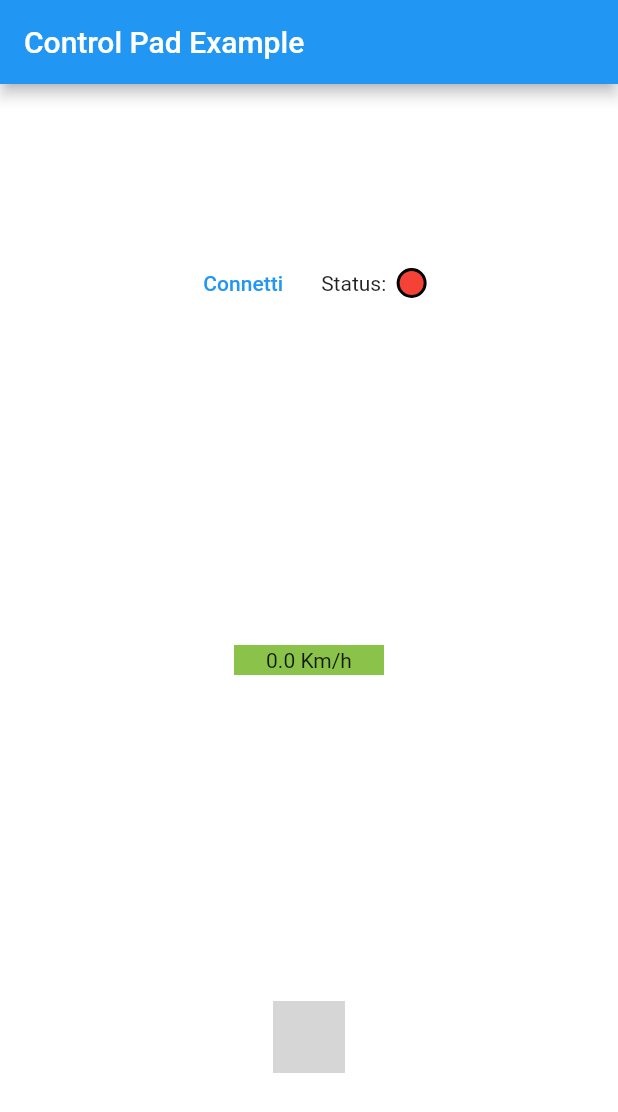
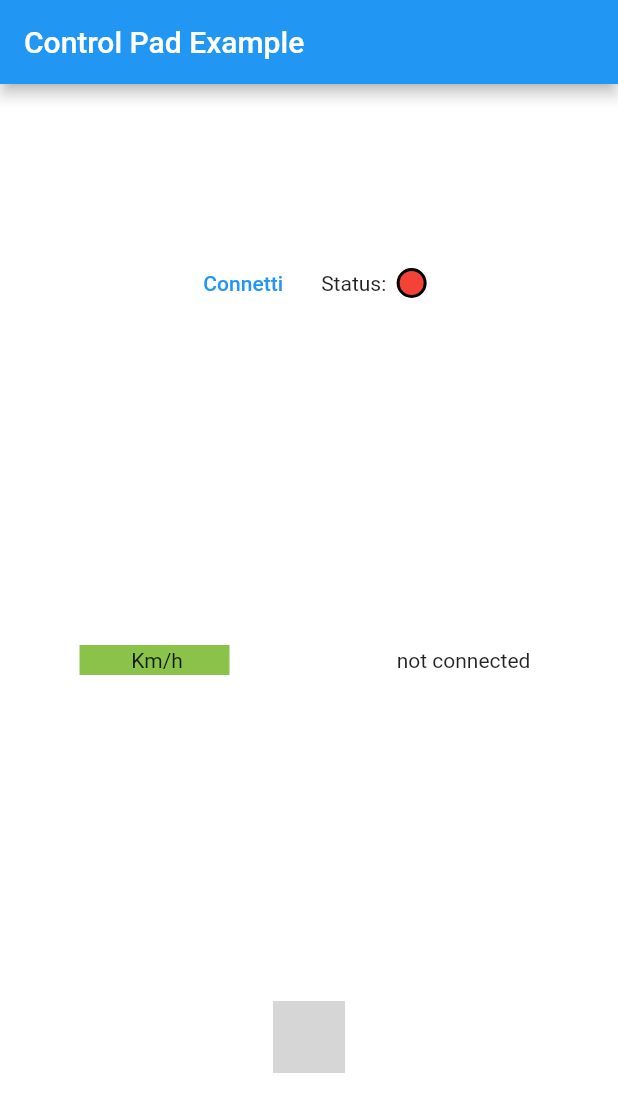
Before and after one commit to biagioboi/robot_programming_app, a Flutter app: the screen it shows after launch, on a phone screen of 412 x 824 dp. Shown: the top 1112 px of the screen. Run offline on Flutter 3.47's test engine with Material 2 defaults, Android fonts, the phone set to English and light mode, and no system bars; missing offline and left inert: control_pad; network calls fail; grey boxes are pictures that could not be loaded.

Commit message:
fatto tutto

```diff
--- a/lib/main.dart
+++ b/lib/main.dart
@@ -1,8 +1,11 @@
+import 'dart:async';
+
 import 'package:control_pad/control_pad.dart';
 import 'package:control_pad/models/gestures.dart';
 import 'package:control_pad/models/pad_button_item.dart';
 import 'package:control_pad/views/joystick_view.dart';
 import 'package:flutter/material.dart';
+import 'package:web_socket_channel/io.dart';
 import 'package:web_socket_channel/web_socket_channel.dart';
 import 'package:flutter/services.dart';
 
@@ -16,7 +19,6 @@ class MyApp extends StatelessWidget {
   // This widget is the root of your application.
   @override
   Widget build(BuildContext context) {
-
     return MaterialApp(
       title: 'Flutter Demo',
       theme:
@@ -32,47 +34,39 @@ class HomePage extends StatefulWidget {
 }
 
 class _HomePageState extends State<HomePage> {
-  Color _color = Colors.red;
-  double _vel = 0;
-  String testo= " Km/h";
+  List<TextSpan> _lista = [TextSpan(text: "prova"), TextSpan(text: "prova2")];
+  /*TextSpan _span = TextSpan(
+    text: "not connected",
+    children:<TextSpan> [,
+  );*/
+
   @override
   Widget build(BuildContext context) {
 
-    cambiaColor(Color colore){
-      setState(() {
-        _color=colore;
-
-
-       });
-    }
-    changeVel(double velocita){
-      setState(() {
-        _vel = velocita *10;
-      });
-    }
-    var _channel = WebSocketChannel.connect(
-      Uri.parse('ws://192.168.4.1:81'),
-    );
-    var stream = _channel.stream;
-    connect() {
-      _channel = WebSocketChannel.connect(
+    Color _color = Colors.red;
+    double _vel = 0;
+    String testo = " Km/h";
+    int count=1;
+    final _channel = WebSocketChannel.connect(
         Uri.parse('ws://192.168.4.1:81'),
       );
-      stream=_channel.stream;
+    final stream = _channel.stream;
+    connect(){
+      setState(() {
+         final _channel = WebSocketChannel.connect(
+        Uri.parse('ws://192.168.4.1:81'),
+      );
+      final stream = _channel.stream;
+
+      });
+
     }
-    _channel.stream.listen(
-        (dynamic message) {
-          debugPrint('message $message');
-        },
-        onDone: () {
-          debugPrint('ws channel closed');
-        },
-        onError: (error) {
-          debugPrint('ws error $error');
-        },
-      );
 
+    StreamController<String> stringController = StreamController<String>();
+    StreamController<String> colorsController = StreamController<String>();
+    colorsController.add("red");
     return Scaffold(
+
       backgroundColor: Colors.white,
       appBar: AppBar(
         title: Text('Control Pad Example'),
@@ -85,47 +79,81 @@ class _HomePageState extends State<HomePage> {
             children: [
               Container(
                 child: TextButton(
-
                     onPressed: () => {connect()}, child: Text("Connetti     ")),
               ),
               Text("Status:  "),
+              StreamBuilder(
+                stream: colorsController.stream,
+                builder: ((context, snapshot) {
+                  if(snapshot.hasData){
+                    if(snapshot.data.toString()=="green"){
+                    return  Container(
+                        height: 20,
+                        width: 20,
+                        decoration: BoxDecoration(
+                          borderRadius: BorderRadius.circular(100),
+                          color: Colors.green,
+                          border: Border.all(width: 2),
+                  ),
+                );
+                    }
+
+                  }
+                  return  Container(
+                        height: 20,
+                        width: 20,
+                        decoration: BoxDecoration(
+                          borderRadius: BorderRadius.circular(100),
+                          color: Colors.red,
+                          border: Border.all(width: 2),
+                  ),
+                );
+
+
+                }),
+              ),
+            ],
+          ),
+          Row(
+            mainAxisAlignment: MainAxisAlignment.spaceAround,
+            crossAxisAlignment: CrossAxisAlignment.center,
+            children: [
               Container(
                 height: 20,
-                width: 20,
+                width: 100,
+                decoration: const BoxDecoration(color: Colors.lightGreen),
+               child: Center(
+                 child: StreamBuilder(
+                   stream: stringController.stream,
+                   builder: ((context, snapshot) {
+                     if (snapshot.hasData){
+                       return Text(snapshot.data.toString() + "   Km/h");
+                     }else{
+                       return Text(testo);
+                     }
+                   })
+                 ),
 
-                decoration: BoxDecoration(
-                  borderRadius: BorderRadius.circular(100),
-                  color: _color,
-                  border: Border.all(
-                    width: 2
-                  ),
-                ),
+               )
               ),
+              Container(
+                height: 20,
+                width: 100,
+                child: Center(child:
+                StreamBuilder(
+                   stream: stream,
+                   builder: ((context, snapshot) {
+                     if (snapshot.connectionState==ConnectionState.active && snapshot.hasData){
+                       colorsController.add("green");
+                       return Text(snapshot.data.toString());
+                     }else{
+                       return Text("not connected");
+                     }
+                   })
+                 ),),
+              )
 
             ],
-          ),
-          Container(
-            height: 20,
-            width: 100,
-            decoration: BoxDecoration(
-              color: Colors.lightGreen
-
-            ),
-
-            child: Center(
-              child:Text(_vel.toString()+testo)
-
-            /*  child: StreamBuilder(
-                initialData: "0 km/h",
-                stream: stream,
-                builder: (context, snapshot) {
-                  if(snapshot.data=="Connected"){
-                    cambiaColor(Colors.green);
-                  }
-                  return Text(snapshot.hasData ? '${snapshot.data}' : '');
-                },
-              ),*/
-            ),
           ),
           Row(
             mainAxisAlignment: MainAxisAlignment.center,
@@ -140,13 +168,13 @@ class _HomePageState extends State<HomePage> {
                 showArrowsTopBottom: true,
                 innerCircleColor: Colors.amber,
                 onDirectionChanged: (primo, distanza) => {
+                  stringController.add(distanza.toString()),
                   _channel.sink.add("{\"speed\": " +
                       distanza.toStringAsFixed(2) +
                       ", \"rotation\": " +
                       primo.round().toString() +
                       "}"),
-                  print(primo),
-                  changeVel(distanza),
+
                 },
               ),
             ],
```
